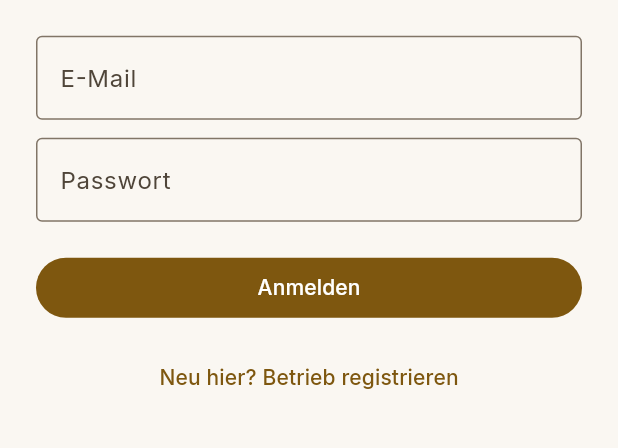
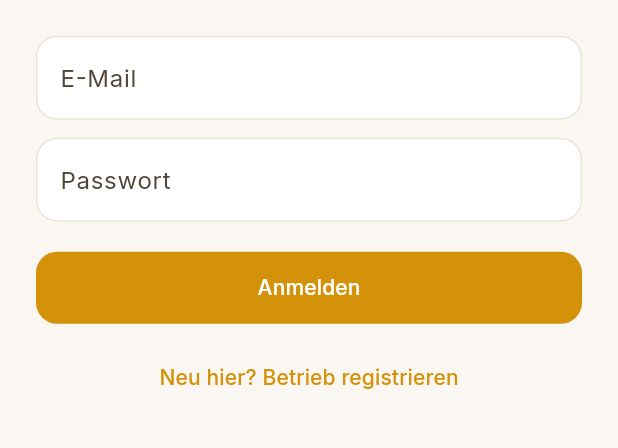
Before and after one commit to DanielProyer/bienen-app, a Flutter app: the screen it shows after launch, on a phone screen of 412 x 824 dp, the part 493-941 px from its top. Run offline on Flutter 3.47's test engine with Material 3 defaults, Android fonts, the phone set to English and light mode, and no system bars; our stand-ins replace file_picker, fl_chart, flutter_markdown, flutter_riverpod, flutter_svg, go_router and 3 more; missing offline and left inert: dart:js_interop; accounts and stored records are empty.

Commit message:
feat(design): Theme auf BeeTokens (helle Kopfleiste, Honig-Akzent, 48px-Ziele)
Co-Authored-By: Claude Opus 4.8 <noreply@anthropic.com>

```diff
--- a/lib/core/theme/app_theme.dart
+++ b/lib/core/theme/app_theme.dart
@@ -1,5 +1,6 @@
 import 'package:flutter/material.dart';
 import 'package:google_fonts/google_fonts.dart';
+import 'package:bienen_app/core/theme/app_tokens.dart';
 
 class AppColors {
   static const amber50 = Color(0xFFFFF8E1);
@@ -37,40 +38,92 @@ class AppTheme {
     return ThemeData(
       useMaterial3: true,
       colorScheme: ColorScheme.fromSeed(
-        seedColor: AppColors.honey,
+        seedColor: BeeTokens.honig,
         brightness: Brightness.light,
-        surface: AppColors.surface,
+        surface: BeeTokens.karte,
       ),
-      scaffoldBackgroundColor: AppColors.background,
+      scaffoldBackgroundColor: BeeTokens.oberflaeche,
       textTheme: textTheme,
       appBarTheme: AppBarTheme(
-        backgroundColor: AppColors.brown800,
-        foregroundColor: Colors.white,
+        backgroundColor: BeeTokens.karte,
+        foregroundColor: BeeTokens.textPrimaer,
         elevation: 0,
+        scrolledUnderElevation: 0,
+        shape: const Border(bottom: BorderSide(color: BeeTokens.honig, width: 2)),
         titleTextStyle: GoogleFonts.inter(
           fontSize: 20,
-          fontWeight: FontWeight.w600,
-          color: Colors.white,
+          fontWeight: FontWeight.w500,
+          color: BeeTokens.textPrimaer,
         ),
       ),
       cardTheme: CardThemeData(
-        color: AppColors.cardBg,
-        elevation: 1,
+        color: BeeTokens.karte,
+        elevation: 0,
         shape: RoundedRectangleBorder(
-          borderRadius: BorderRadius.circular(12),
+          borderRadius: BorderRadius.circular(BeeTokens.rKarte),
+          side: const BorderSide(color: BeeTokens.rand, width: 0.5),
         ),
       ),
-      navigationRailTheme: NavigationRailThemeData(
-        backgroundColor: AppColors.brown800,
-        selectedIconTheme: const IconThemeData(color: AppColors.amber400),
-        unselectedIconTheme: IconThemeData(color: Colors.white.withAlpha(180)),
+      filledButtonTheme: FilledButtonThemeData(
+        style: FilledButton.styleFrom(
+          minimumSize: const Size(0, BeeTokens.tapMin),
+          backgroundColor: BeeTokens.honig,
+          foregroundColor: Colors.white,
+          shape: RoundedRectangleBorder(borderRadius: BorderRadius.circular(BeeTokens.rControl)),
+        ),
+      ),
+      outlinedButtonTheme: OutlinedButtonThemeData(
+        style: OutlinedButton.styleFrom(
+          minimumSize: const Size(0, BeeTokens.tapMin),
+          foregroundColor: BeeTokens.textPrimaer,
+          side: const BorderSide(color: BeeTokens.randStark),
+          shape: RoundedRectangleBorder(borderRadius: BorderRadius.circular(BeeTokens.rControl)),
+        ),
+      ),
+      textButtonTheme: TextButtonThemeData(
+        style: TextButton.styleFrom(
+          minimumSize: const Size(0, BeeTokens.tapMin),
+          foregroundColor: BeeTokens.honig,
+        ),
       ),
       chipTheme: ChipThemeData(
-        backgroundColor: AppColors.amber50,
-        selectedColor: AppColors.amber200,
+        backgroundColor: BeeTokens.karte,
+        selectedColor: BeeTokens.honigTint,
+        side: const BorderSide(color: BeeTokens.rand, width: 0.5),
+        shape: RoundedRectangleBorder(borderRadius: BorderRadius.circular(BeeTokens.rControl)),
+      ),
+      bottomSheetTheme: const BottomSheetThemeData(
+        backgroundColor: BeeTokens.karte,
         shape: RoundedRectangleBorder(
-          borderRadius: BorderRadius.circular(8),
+          borderRadius: BorderRadius.vertical(top: Radius.circular(BeeTokens.rKarte)),
         ),
+      ),
+      navigationBarTheme: NavigationBarThemeData(
+        backgroundColor: BeeTokens.karte,
+        indicatorColor: BeeTokens.honigTint,
+        elevation: 0,
+        height: 64,
+        labelBehavior: NavigationDestinationLabelBehavior.alwaysShow,
+        iconTheme: WidgetStateProperty.resolveWith((s) => IconThemeData(
+              color: s.contains(WidgetState.selected) ? BeeTokens.honig : BeeTokens.textGedaempft,
+            )),
+      ),
+      inputDecorationTheme: InputDecorationTheme(
+        filled: true,
+        fillColor: BeeTokens.karte,
+        border: OutlineInputBorder(
+          borderRadius: BorderRadius.circular(BeeTokens.rControl),
+          borderSide: const BorderSide(color: BeeTokens.rand),
+        ),
+        enabledBorder: OutlineInputBorder(
+          borderRadius: BorderRadius.circular(BeeTokens.rControl),
+          borderSide: const BorderSide(color: BeeTokens.rand),
+        ),
+      ),
+      navigationRailTheme: const NavigationRailThemeData(
+        backgroundColor: AppColors.brown800,
+        selectedIconTheme: IconThemeData(color: AppColors.amber400),
+        unselectedIconTheme: IconThemeData(color: Colors.white70),
       ),
     );
   }
```
